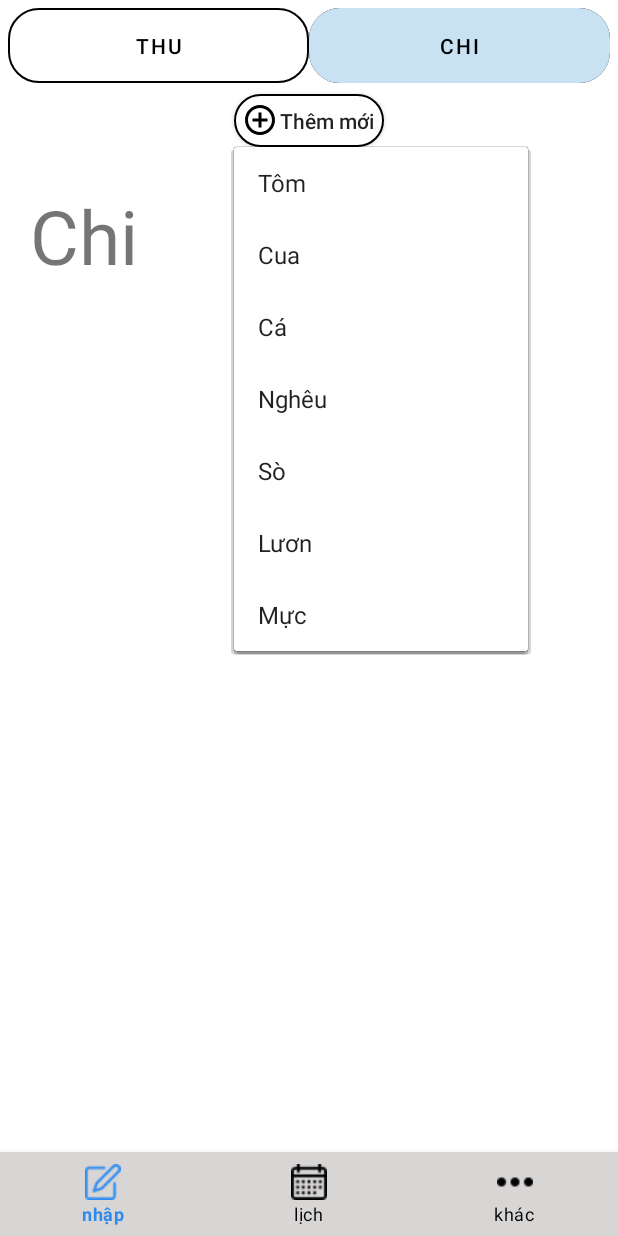
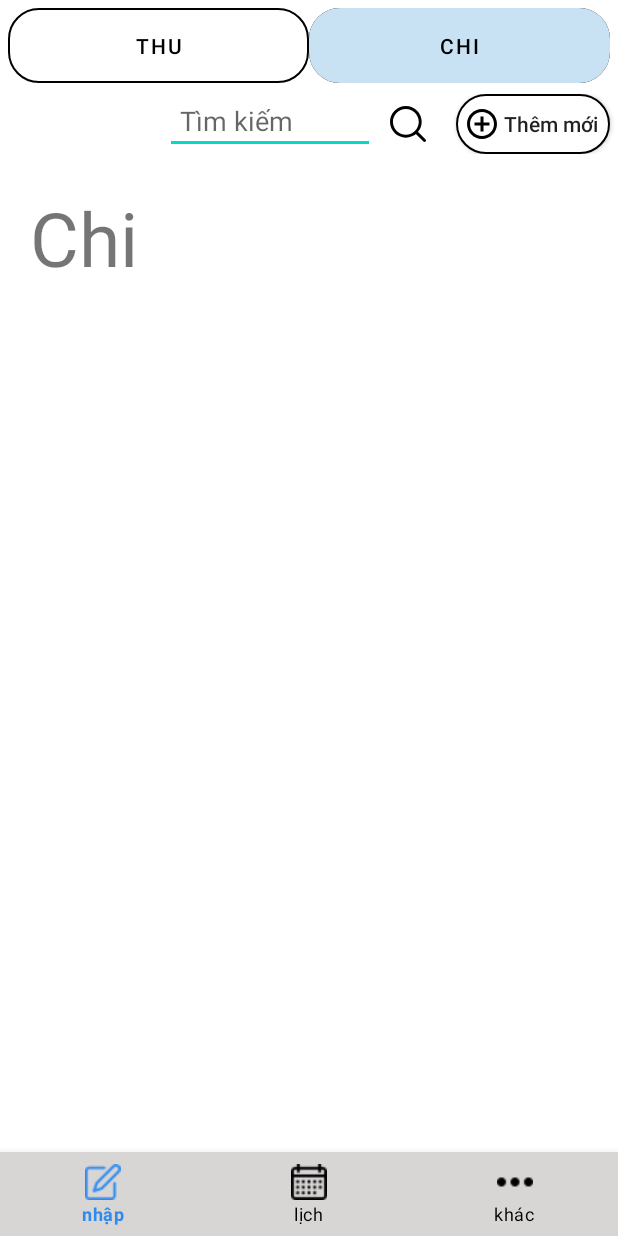
Before and after one commit to phamchinghi/QLTL, an Android app: the screen it shows after launch (MainActivity), tab 2 chosen, on a phone screen of 412 x 824 dp. Run offline under Robolectric (Android 15) with nearby library versions, the phone set to English and light mode, and no system bars.

Commit message:
Design xong them 1 chut

```diff
--- a/app/src/main/AndroidManifest.xml
+++ b/app/src/main/AndroidManifest.xml
@@ -4,11 +4,11 @@
 
     <application
         android:allowBackup="true"
-        android:icon="@mipmap/ic_launcher"
+        android:icon="@drawable/app_logo"
         android:label="@string/app_name"
-        android:roundIcon="@mipmap/ic_launcher_round"
         android:supportsRtl="true"
-        android:theme="@style/Theme.QLTL">
+        android:theme="@style/Theme.QLTL"
+>
         <activity android:name=".MainActivity">
             <intent-filter>
                 <action android:name="android.intent.action.MAIN" />
--- /dev/null
+++ b/app/src/main/res/drawable/custom_tabitem.xml
@@ -0,0 +1,10 @@
+<?xml version="1.0" encoding="utf-8"?>
+<shape xmlns:android="http://schemas.android.com/apk/res/android"
+    android:shape="rectangle">
+    <solid android:color="@color/white"/>
+    <size android:height="50dp" android:width="100dp"/>
+    <corners android:radius="20dp"
+      />
+    <stroke android:width="1sp" android:color="@color/black"/>
+
+</shape>
--- /dev/null
+++ b/app/src/main/res/drawable/ic_search.xml
@@ -0,0 +1,5 @@
+<vector android:height="24dp" android:viewportHeight="512"
+    android:viewportWidth="512" android:width="24dp" xmlns:android="http://schemas.android.com/apk/res/android">
+    <path android:fillColor="#FF000000" android:pathData="M225.474,0C101.151,0 0,101.151 0,225.474c0,124.33 101.151,225.474 225.474,225.474c124.33,0 225.474,-101.144 225.474,-225.474C450.948,101.151 349.804,0 225.474,0zM225.474,409.323c-101.373,0 -183.848,-82.475 -183.848,-183.848S124.101,41.626 225.474,41.626s183.848,82.475 183.848,183.848S326.847,409.323 225.474,409.323z"/>
+    <path android:fillColor="#FF000000" android:pathData="M505.902,476.472L386.574,357.144c-8.131,-8.131 -21.299,-8.131 -29.43,0c-8.131,8.124 -8.131,21.306 0,29.43l119.328,119.328c4.065,4.065 9.387,6.098 14.715,6.098c5.321,0 10.649,-2.033 14.715,-6.098C514.033,497.778 514.033,484.596 505.902,476.472z"/>
+</vector>
--- a/app/src/main/res/layout/custom_dialog_input.xml
+++ b/app/src/main/res/layout/custom_dialog_input.xml
@@ -30,7 +30,7 @@
         android:layout_width="match_parent"
         android:layout_height="wrap_content"
         android:ems="10"
-        android:inputType="textPersonName"
+        android:inputType="textCapWords"
         android:hint="Tên KH"
         android:importantForAutofill="no"
         android:gravity="center"
@@ -86,7 +86,7 @@
             android:layout_height="wrap_content"
             android:ems="10"
             android:inputType="numberDecimal"
-            android:hint="Giá"
+            android:hint="Giá /kg"
             android:importantForAutofill="no"
             android:gravity="center"
             android:textColor="@color/black"
--- a/app/src/main/res/layout/layout_input_output.xml
+++ b/app/src/main/res/layout/layout_input_output.xml
@@ -4,15 +4,16 @@
     android:layout_height="match_parent"
     xmlns:app="http://schemas.android.com/apk/res-auto"
     android:orientation="vertical">
+
     <com.google.android.material.tabs.TabLayout
         android:id="@+id/tab_layout"
         android:layout_width="match_parent"
         android:layout_height="50dp"
         android:layout_margin="5dp"
         app:tabBackground="@drawable/custom_chip"
-        app:tabIndicator="@drawable/custom_chip"
         app:tabIndicatorAnimationDuration="500"
-        app:tabIndicatorColor="#C8E1F3"
+        app:tabIndicator="@drawable/custom_tabitem"
+        app:tabIndicatorColor="@color/light_blue"
         app:tabIndicatorGravity="bottom"
         app:tabMode="fixed"
         app:tabRippleColor="@color/white"
@@ -23,28 +24,66 @@
         <com.google.android.material.tabs.TabItem
             android:layout_width="wrap_content"
             android:layout_height="wrap_content"
-            android:text="Thu" />
+            android:text="@string/thu" />
 
         <com.google.android.material.tabs.TabItem
             android:layout_width="wrap_content"
             android:layout_height="wrap_content"
-            android:text="Chi" />
+            android:text="@string/chi" />
     </com.google.android.material.tabs.TabLayout>
 
-    <android.widget.Button
-        android:id="@+id/btnList"
-        android:layout_width="wrap_content"
-        android:layout_height="35dp"
-        android:layout_below="@+id/tab_layout"
+    <LinearLayout
+        android:layout_width="match_parent"
+        android:layout_height="wrap_content"
+        android:orientation="horizontal"
         android:layout_marginTop="2dp"
-        android:layout_marginBottom="5dp"
-        android:background="@drawable/custom_button_menu"
-        android:drawableLeft="@drawable/ic_add"
-        android:padding="5dp"
-        android:text="Thêm mới"
-        android:textAllCaps="false"
-        android:layout_gravity="center"
-        />
+        android:layout_marginBottom="2dp">
+
+        <LinearLayout
+            android:layout_width="wrap_content"
+            android:layout_height="match_parent"
+            android:orientation="horizontal"
+            android:layout_gravity="right"
+            android:layout_marginStart="110dp"
+>
+
+            <EditText
+                android:id="@+id/edt_tim_kiem"
+                android:layout_width="140dp"
+                android:layout_height="match_parent"
+                android:ems="10"
+                android:hint="@string/tim_kiem"
+                android:inputType="text"
+                android:padding="10dp"
+                android:layout_gravity="left"
+                />
+
+            <ImageButton
+                android:id="@+id/imgBtn_search"
+                android:layout_width="match_parent"
+                android:layout_height="match_parent"
+                android:background="@color/white"
+                app:srcCompat="@drawable/ic_search"
+                android:layout_gravity="right"
+                android:padding="10dp"/>
+        </LinearLayout>
+
+        <android.widget.Button
+            android:id="@+id/btnList"
+            android:layout_width="0dp"
+            android:layout_height="40dp"
+            android:layout_gravity="right"
+            android:layout_marginStart="10dp"
+            android:layout_marginEnd="5dp"
+            android:layout_weight="0.5"
+            android:background="@drawable/custom_button_menu"
+            android:drawableStart="@drawable/ic_add"
+            android:padding="5dp"
+            android:text="@string/them_moi"
+            android:textAllCaps="false" />
+
+
+    </LinearLayout>
 
     <com.example.qltl.widget.customViewPager
         android:id="@+id/nhap_view_pager"
@@ -54,4 +93,5 @@
 
 
     </com.example.qltl.widget.customViewPager>
+
 </LinearLayout>
--- a/app/src/main/res/values/strings.xml
+++ b/app/src/main/res/values/strings.xml
@@ -1,8 +1,13 @@
 <resources>
-    <string name="app_name">QLTL</string>
+    <string name="app_name">Merchant’s Assistant</string>
     <!-- TODO: Remove or change this placeholder text -->
     <string name="hello_blank_fragment">Hello blank fragment</string>
-
+    <string name="Merchants_Assistant">Merchant’s Assistant</string>
+    <string name="them_moi">Thêm mới</string>
+    <string name="ok">Ok</string>
+    <string name="tim_kiem">Tìm kiếm</string>
+    <string name="thu">Thu</string>
+    <string name="chi">Chi</string>
     <string-array name="seafood">
         <item name="tom">Tôm</item>
         <item name="cua">Cua</item>
```
Also changed, not shown: app/src/main/java/com/example/qltl/nhap/customInput_Output.java (+53 -8 lines), app/src/main/res/layout/custom_dialog_thongbao.xml (added, +45 -0 lines), app/src/main/res/layout/fragment_thu.xml (+6 -9 lines), app/src/main/res/drawable/app_logo.png (added).
